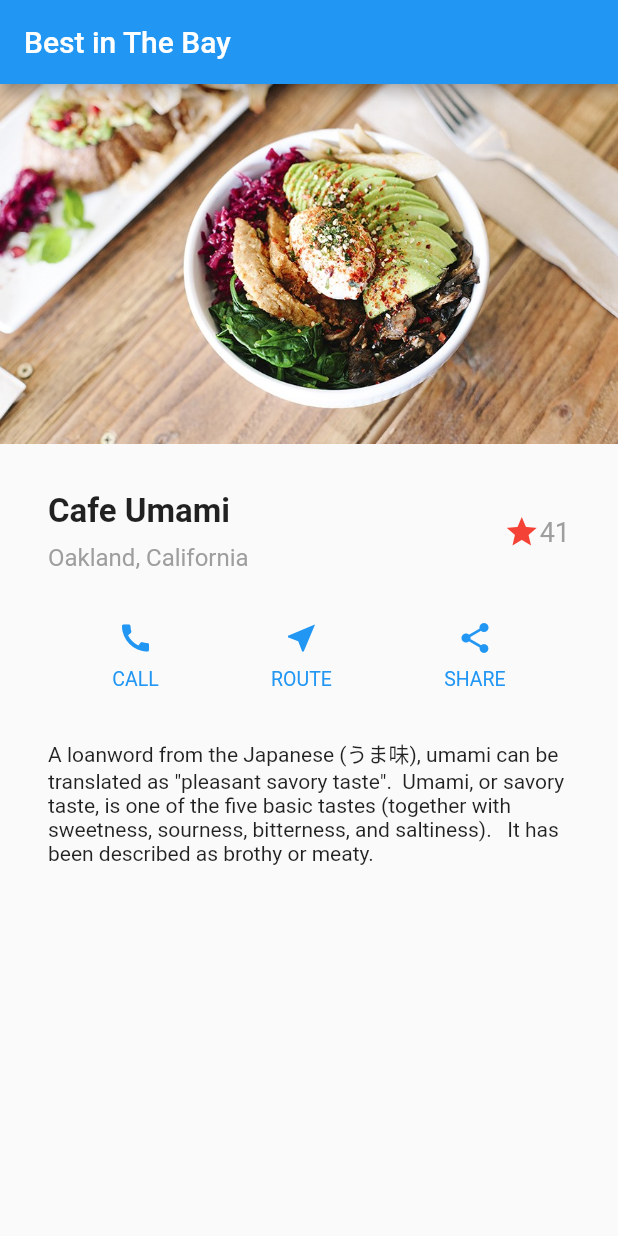
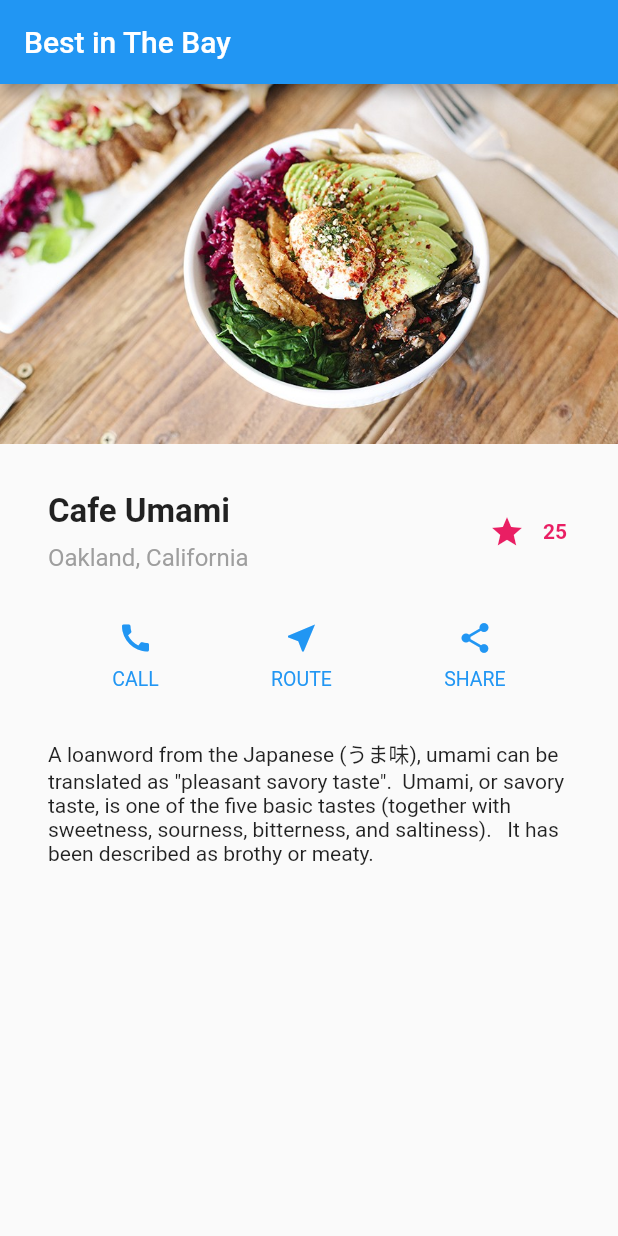
Before and after one commit to mvaleriani/FlutterLayoutPractice, a Flutter app: the screen it shows after launch, on a phone screen of 412 x 824 dp. Run offline on Flutter 3.47's test engine with Material 2 defaults, Android fonts, the phone set to English and light mode, and no system bars.

Commit message:
not sure?

```diff
--- a/lib/main.dart
+++ b/lib/main.dart
@@ -1,5 +1,6 @@
 import 'package:flutter/material.dart';
 import 'package:flutter/rendering.dart';
+
 
 void main() {
   debugPaintSizeEnabled=false;
@@ -33,11 +34,7 @@ class MyApp extends StatelessWidget {
               ],
             ),
           ),
-          Icon(
-            Icons.star,
-            color: Colors.red[500],
-          ),
-          Text('41', style: TextStyle(color: Colors.grey[500], fontSize: 18.0),)
+          FavoriteWidget()
         ],
       ),
     );
@@ -65,6 +62,7 @@ class MyApp extends StatelessWidget {
     Widget buttonSection = Container(
       child: Row(
         mainAxisAlignment: MainAxisAlignment.spaceEvenly,
+//        mainAxisSize: MainAxisSize.min,
 
         children: [
           buildButtonColumn(Icons.call, 'CALL'),
@@ -104,91 +102,86 @@ class MyApp extends StatelessWidget {
             textSection,
           ],
         ),
-      ), // CHHHHHHAAAAAANNNNNNGGGGGGEEEE
+      ),
     );
   }
 }
 
+class FavoriteWidget extends StatefulWidget{
+  @override
+  _FavoriteWidgetState createState() => _FavoriteWidgetState();
+}
+
+class _FavoriteWidgetState extends State<FavoriteWidget>{
+  bool _isFavorited = true;
+  int _favoriteCount = 25;
+
+  void _toggleFavorite(){
+    setState(() {
+      if(_isFavorited){
+        _favoriteCount -= 1;
+        _isFavorited = false;
+      } else{
+        _favoriteCount +=1;
+        _isFavorited = true;
+      }
+    });
+  }
+
+  Widget build(BuildContext context){
+    return Row(
+      mainAxisSize: MainAxisSize.min,
+
+      children: [
+        Container(
+          padding: EdgeInsets.all(0.0),
+          child: IconButton(
+              icon: (_isFavorited ? Icon(Icons.star, color: Colors.pink,) : Icon(Icons.star_border, color: Colors.pink)),
+              onPressed: _toggleFavorite,
+          ),
+        ),
+        SizedBox(
+          width: 18.0,
+          child: Container(
+            child: Text('$_favoriteCount', style: TextStyle(color: Colors.pink, fontWeight: FontWeight.w600),),
+          ),
+        ),
+      ],
+    );
+  }
+
+}
+
 class MyHomePage extends StatefulWidget {
   MyHomePage({Key key, this.title}) : super(key: key);
-
-  // This widget is the home page of your application. It is stateful, meaning
-  // that it has a State object (defined below) that contains fields that affect
-  // how it looks.
-
-  // This class is the configuration for the state. It holds the values (in this
-  // case the title) provided by the parent (in this case the App widget) and
-  // used by the build method of the State. Fields in a Widget subclass are
-  // always marked "final".
-
   final String title;
-
   @override
   _MyHomePageState createState() => new _MyHomePageState();
 }
 
+
 class _MyHomePageState extends State<MyHomePage> {
-  int _counter = 0;
-
-  void _incrementCounter() {
-    setState(() {
-      // This call to setState tells the Flutter framework that something has
-      // changed in this State, which causes it to rerun the build method below
-      // so that the display can reflect the updated values. If we changed
-      // _counter without calling setState(), then the build method would not be
-      // called again, and so nothing would appear to happen.
-      _counter++;
-    });
-  }
-
   @override
   Widget build(BuildContext context) {
-    // This method is rerun every time setState is called, for instance as done
-    // by the _incrementCounter method above.
-    //
-    // The Flutter framework has been optimized to make rerunning build methods
-    // fast, so that you can just rebuild anything that needs updating rather
-    // than having to individually change instances of widgets.
+
     return new Scaffold(
       appBar: new AppBar(
-        // Here we take the value from the MyHomePage object that was created by
-        // the App.build method, and use it to set our appbar title.
         title: new Text(widget.title),
       ),
       body: new Center(
-        // Center is a layout widget. It takes a single child and positions it
-        // in the middle of the parent.
         child: new Column(
-          // Column is also layout widget. It takes a list of children and
-          // arranges them vertically. By default, it sizes itself to fit its
-          // children horizontally, and tries to be as tall as its parent.
-          //
-          // Invoke "debug paint" (press "p" in the console where you ran
-          // "flutter run", or select "Toggle Debug Paint" from the Flutter tool
-          // window in IntelliJ) to see the wireframe for each widget.
-          //
-          // Column has various properties to control how it sizes itself and
-          // how it positions its children. Here we use mainAxisAlignment to
-          // center the children vertically; the main axis here is the vertical
-          // axis because Columns are vertical (the cross axis would be
-          // horizontal).
           mainAxisAlignment: MainAxisAlignment.center,
           children: <Widget>[
             new Text(
-              'You have pushed the button this many times:',
+              'Test',
             ),
             new Text(
-              '$_counter',
+              'Also Test',
               style: Theme.of(context).textTheme.display1,
             ),
           ],
         ),
       ),
-      floatingActionButton: new FloatingActionButton(
-        onPressed: _incrementCounter,
-        tooltip: 'Increment',
-        child: new Icon(Icons.add),
-      ), // This trailing comma makes auto-formatting nicer for build methods.
     );
   }
 }
```
